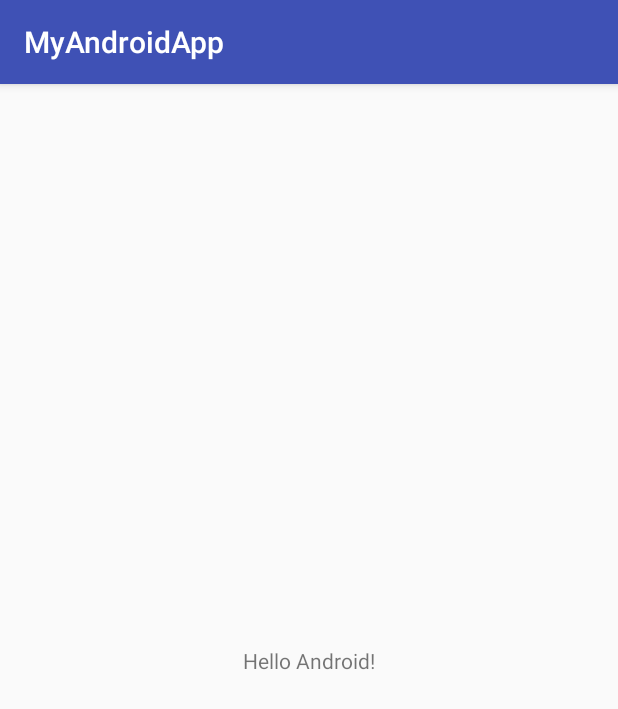
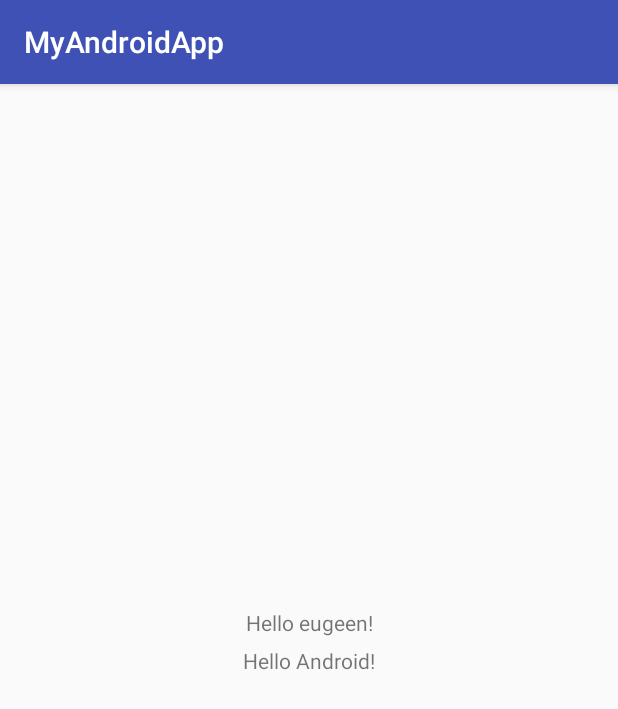
Before and after one commit to saeugeen/MyAndroidApp123, an Android app: the screen it shows after launch (MainActivity), on a phone screen of 412 x 824 dp. Shown: the top 709 px of the screen. Run offline under Robolectric (Android 15) with nearby library versions, the phone set to English and light mode, and no system bars.

Commit message:
새로운 텍스트뷰 추가

```diff
--- a/app/src/main/res/layout/activity_main.xml
+++ b/app/src/main/res/layout/activity_main.xml
@@ -15,4 +15,15 @@
         app:layout_constraintRight_toRightOf="parent"
         app:layout_constraintTop_toTopOf="parent" />
 
+    <TextView
+        android:layout_width="wrap_content"
+        android:layout_height="wrap_content"
+        android:text="Hello eugeen!"
+        app:layout_constraintBottom_toBottomOf="parent"
+        app:layout_constraintLeft_toLeftOf="parent"
+        app:layout_constraintRight_toRightOf="parent"
+        app:layout_constraintTop_toTopOf="parent"
+        app:layout_constraintVertical_bias="0.467" />
+
+
 </android.support.constraint.ConstraintLayout>
```
